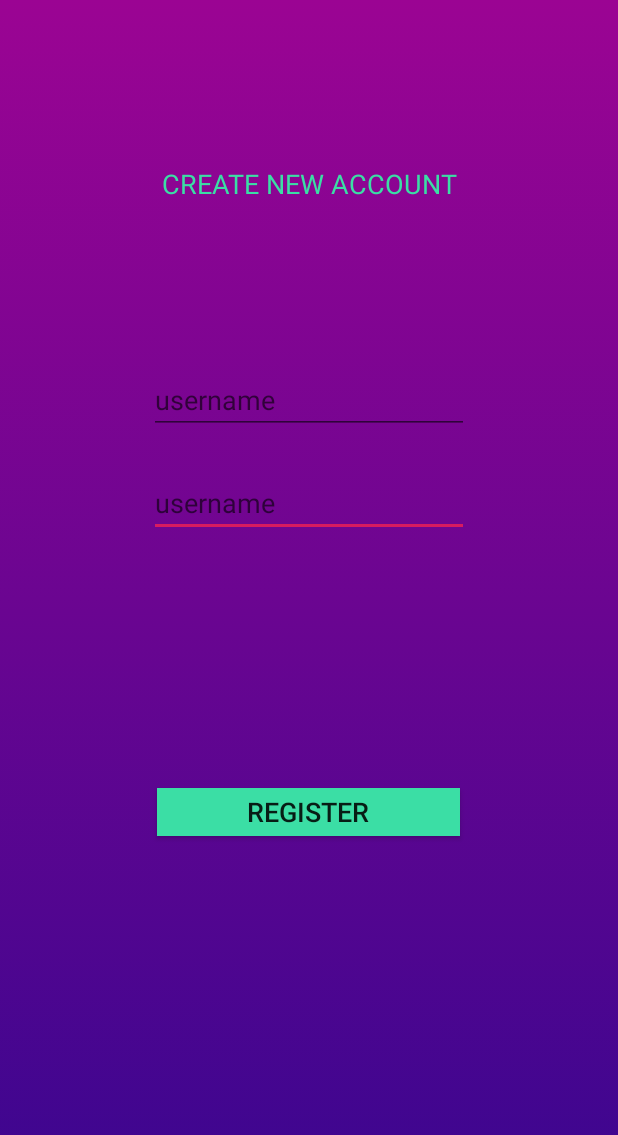
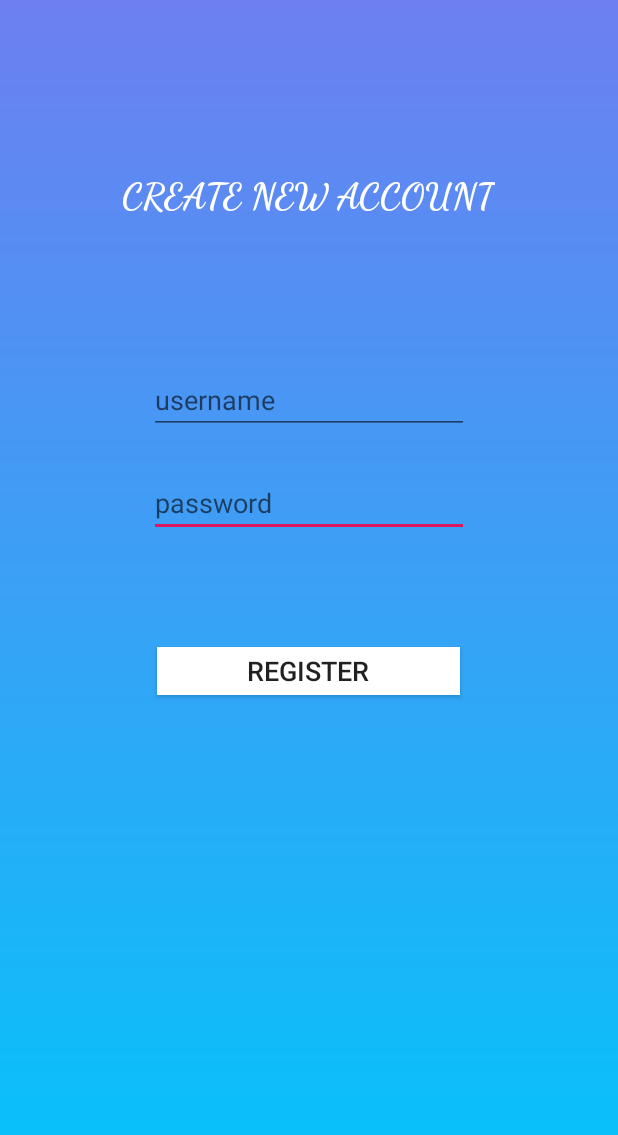
Before and after one commit to russe447/DailyJournal, an Android app: the layout activity_registration.xml on its own in the app's theme, with its tools: preview values and no code run, on a phone screen of 412 x 824 dp. Shown: the top 1135 px of the screen. Run offline under Robolectric (Android 15) with nearby library versions, the phone set to English and light mode, and no system bars.

Commit message:
Commit to branch

```diff
--- a/app/src/main/res/anim/fadein.xml
+++ b/app/src/main/res/anim/fadein.xml
@@ -4,6 +4,6 @@
     <alpha
         android:duration="3200"
         android:fromAlpha="0.1"
-        android:toAlpha="1.0">
+        android:toAlpha="1.3">
     </alpha>
 </set>
--- a/app/src/main/res/layout/activity_calendar.xml
+++ b/app/src/main/res/layout/activity_calendar.xml
@@ -4,14 +4,14 @@
     xmlns:tools="http://schemas.android.com/tools"
     android:layout_width="match_parent"
     android:layout_height="match_parent"
-    android:background="@drawable/gradient"
+    android:background="@drawable/background"
     tools:context=".CalendarActivity">
 
     <com.google.android.material.bottomnavigation.BottomNavigationView
         android:id="@+id/bottomNavigationView2"
         android:layout_width="match_parent"
         android:layout_height="68dp"
-        android:background="@color/colorPrimary"
+        android:background="@color/colorTransparent"
         app:itemHorizontalTranslationEnabled="true"
         app:itemIconSize="24dp"
         app:itemIconTint="@color/colorNavBarAccent"
--- a/app/src/main/res/layout/activity_main.xml
+++ b/app/src/main/res/layout/activity_main.xml
@@ -40,13 +40,14 @@
         android:id="@+id/register_button"
         android:layout_width="202dp"
         android:layout_height="32dp"
+        android:layout_marginTop="32dp"
         android:background="#FFFFFF"
         android:text="Register"
         android:textSize="18sp"
         app:layout_constraintEnd_toEndOf="parent"
         app:layout_constraintHorizontal_bias="0.497"
         app:layout_constraintStart_toStartOf="parent"
-        tools:layout_editor_absoluteY="430dp" />
+        app:layout_constraintTop_toBottomOf="@+id/login_button" />
 
     <EditText
         android:id="@+id/editText3"
--- a/app/src/main/res/layout/activity_registration.xml
+++ b/app/src/main/res/layout/activity_registration.xml
@@ -4,20 +4,23 @@
     xmlns:tools="http://schemas.android.com/tools"
     android:layout_width="match_parent"
     android:layout_height="match_parent"
-    android:background="@drawable/gradient"
+    android:background="@drawable/background"
     tools:context=".RegistrationActivity">
 
     <TextView
         android:layout_width="wrap_content"
         android:layout_height="wrap_content"
+        android:fontFamily="cursive"
+        android:text="CREATE NEW ACCOUNT"
+        android:textColor="@color/colorPrimary"
+        android:textSize="24sp"
+        android:textStyle="bold"
+        app:layout_constraintBottom_toTopOf="@id/username"
         app:layout_constraintEnd_toEndOf="parent"
+        app:layout_constraintHorizontal_bias="0.496"
         app:layout_constraintStart_toStartOf="parent"
         app:layout_constraintTop_toTopOf="parent"
-        app:layout_constraintBottom_toTopOf="@id/username"
-        android:text="CREATE NEW ACCOUNT"
-        android:textSize="18sp"
-        android:textColor="@color/colorPrimary"
-        />
+        app:layout_constraintVertical_bias="0.54" />
 
     <EditText
         android:id="@+id/password"
@@ -25,7 +28,7 @@
         android:layout_height="wrap_content"
         android:layout_marginTop="23dp"
         android:ems="10"
-        android:hint="username"
+        android:hint="password"
         android:inputType="textPersonName"
         app:layout_constraintEnd_toEndOf="parent"
         app:layout_constraintHorizontal_bias="0.5"
@@ -58,6 +61,7 @@
         app:layout_constraintEnd_toEndOf="parent"
         app:layout_constraintHorizontal_bias="0.497"
         app:layout_constraintStart_toStartOf="parent"
-        app:layout_constraintTop_toBottomOf="@+id/password" />
+        app:layout_constraintTop_toBottomOf="@+id/password"
+        app:layout_constraintVertical_bias="0.19" />
 
 </androidx.constraintlayout.widget.ConstraintLayout>
--- a/app/src/main/res/layout/activity_splash_screen.xml
+++ b/app/src/main/res/layout/activity_splash_screen.xml
@@ -31,9 +31,10 @@
         android:layout_marginEnd="108dp"
         android:layout_marginBottom="20dp"
         android:fontFamily="cursive"
-        android:text="Good Afternoon,"
         android:textAlignment="center"
+        android:textColor="#E6000000"
         android:textSize="30sp"
+        android:textStyle="bold"
         android:typeface="sans"
         app:layout_constraintBottom_toTopOf="@+id/name"
         app:layout_constraintEnd_toEndOf="parent"
--- a/app/src/main/res/layout/home_screen.xml
+++ b/app/src/main/res/layout/home_screen.xml
@@ -4,7 +4,8 @@
     xmlns:tools="http://schemas.android.com/tools"
     android:id="@+id/constraintLayout"
     android:layout_width="match_parent"
-    android:layout_height="match_parent">
+    android:layout_height="match_parent"
+    android:background="@drawable/background">
 
     <EditText
         android:id="@+id/editText2"
@@ -26,7 +27,7 @@
         android:id="@+id/bottomNavigationView2"
         android:layout_width="match_parent"
         android:layout_height="68dp"
-        android:background="@color/colorNavBar"
+        android:background="@color/colorTransparent"
         app:itemHorizontalTranslationEnabled="true"
         app:itemIconSize="24dp"
         app:itemIconTint="@color/colorNavBarAccent"
--- a/app/src/main/res/values/colors.xml
+++ b/app/src/main/res/values/colors.xml
@@ -1,6 +1,7 @@
 <?xml version="1.0" encoding="utf-8"?>
 <resources>
-    <color name="colorPrimary">#3BDEA5</color>
+    <color name="colorPrimary">#FFFFFF</color>
+    <color name="colorTransparent">#00FFFFFF</color>
     <color name="colorPrimaryDark">#00574B</color>
     <color name="colorAccent">#D81B60</color>
     <color name="colorNavBar">#FBD85A</color>
--- a/app/src/main/res/values/styles.xml
+++ b/app/src/main/res/values/styles.xml
@@ -1,7 +1,7 @@
 <resources>
 
     <!-- Base application theme. -->
-    <style name="AppTheme" parent="Theme.AppCompat.Light.DarkActionBar">
+    <style name="AppTheme" parent="Theme.AppCompat.Light.NoActionBar">
         <!-- Customize your theme here. -->
         <item name="colorPrimary">@color/colorPrimary</item>
         <item name="colorPrimaryDark">@color/colorPrimaryDark</item>
--- a/build.gradle
+++ b/build.gradle
@@ -8,7 +8,7 @@ buildscript {
 
     }
     dependencies {
-        classpath 'com.android.tools.build:gradle:3.5.1'
+        classpath 'com.android.tools.build:gradle:3.5.2'
         classpath "org.jetbrains.kotlin:kotlin-gradle-plugin:$kotlin_version"
         // NOTE: Do not place your application dependencies here; they belong
         // in the individual module build.gradle files
```
Also changed, not shown: app/src/main/java/com/example/dailyjournal/SplashScreen.kt (+17 -5 lines).
